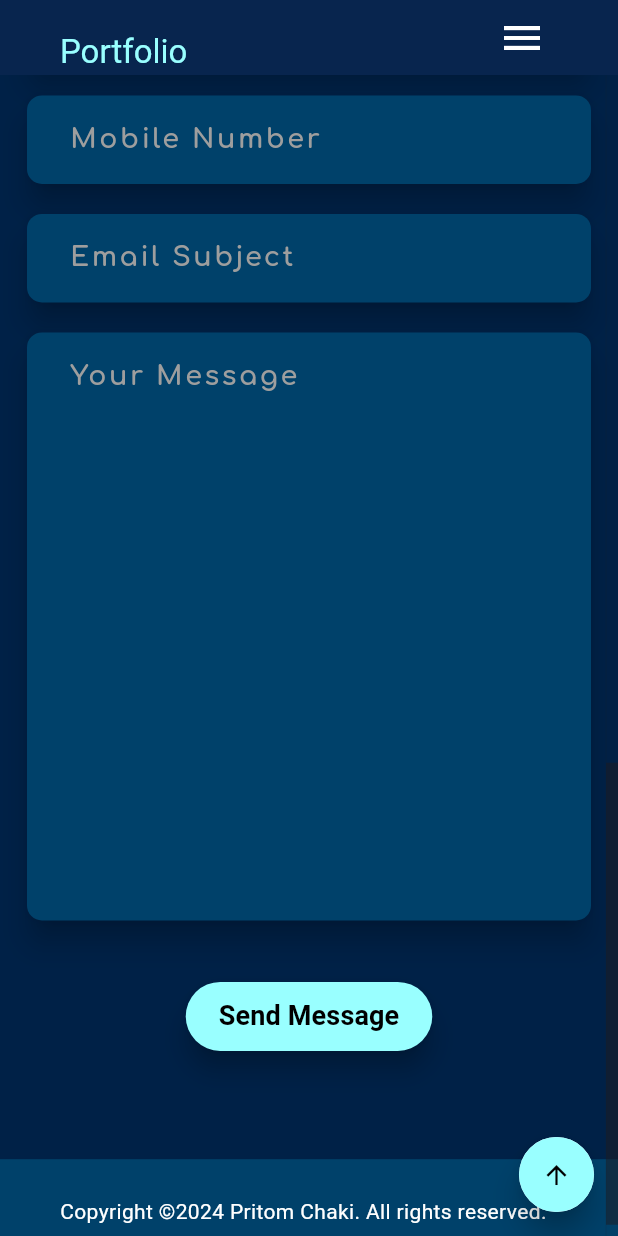
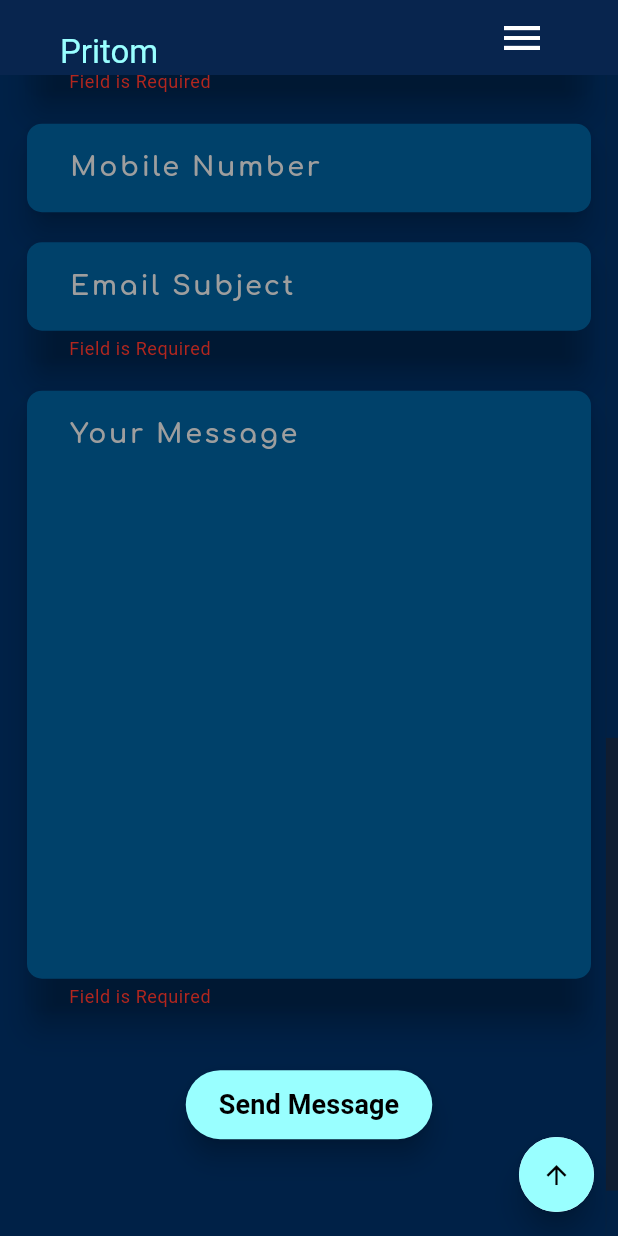
Before and after one commit to Pritom-Chaki/pritom_portfolio, a Flutter app: the screen it shows after launch, scrolled down 1152 dp, after a tap on "Send Message", on a phone screen of 412 x 824 dp. Run offline on Flutter 3.47's test engine with Material 3 defaults, Android fonts, the phone set to English and light mode, and no system bars; drawn by our look-alikes of avatar_glow, scrollable_positioned_list; our stand-ins replace animate_do, animated_text_kit, connectivity_plus, google_fonts.

Commit message:
many more changes

```diff
--- a/lib/components/my_app_bar.dart
+++ b/lib/components/my_app_bar.dart
@@ -56,7 +56,7 @@ class _MyAppBarState extends State<MyAppBar> {
               crossAxisAlignment: CrossAxisAlignment.end,
               children: [
                 Text(
-                  'Portfolio',
+                  'Pritom',
                   style: TextStyle(color: AppColors.themeColor),
                 ),
                 const Spacer(),
@@ -78,7 +78,7 @@ class _MyAppBarState extends State<MyAppBar> {
                           onTap: () {
                             scrollTo(index: e.key);
                           },
-                          child: Text(e.value),
+                          child: Text(e.value, style: const TextStyle(color: Colors.white),),
                         ),
                       )
                       .toList(),
@@ -89,7 +89,7 @@ class _MyAppBarState extends State<MyAppBar> {
             return Row(
               crossAxisAlignment: CrossAxisAlignment.end,
               children: [
-                const Text('Portfolio'),
+                const Text('Pritom'),
                 const Spacer(),
                 SizedBox(
                   height: 30,
@@ -132,7 +132,7 @@ class _MyAppBarState extends State<MyAppBar> {
   AnimatedContainer buildNavBarAnimatedContainer(int index, bool hover) {
     return AnimatedContainer(
       alignment: Alignment.center,
-      width: hover ? 80 : 75,
+      width: hover ? 90 : 80,
       duration: const Duration(milliseconds: 200),
       transform: hover ? onMenuHover : null,
       child: Text(
--- a/lib/components/profile_animation.dart
+++ b/lib/components/profile_animation.dart
@@ -3,6 +3,7 @@ import 'package:flutter/material.dart';
 import '../utils/app_assets.dart';
 
 class ProfileAnimation extends StatefulWidget {
+  // ignore: use_super_parameters
   const ProfileAnimation({Key? key}) : super(key: key);
 
   @override
@@ -38,7 +39,7 @@ class ProfileAnimationState extends State<ProfileAnimation>
       child: Image.asset(
         AppAssets.profile1,
         width: 300,
-        height: 340,
+        height: 300,
         fit: BoxFit.fill,
       ),
     );
--- a/lib/helper class/responsive_helper.dart
+++ b/lib/helper class/responsive_helper.dart
@@ -8,13 +8,13 @@ class ResponsiveHelper extends StatelessWidget {
   final double paddingWidth;
   final Color bgColor;
   const ResponsiveHelper({
-    Key? key,
+    super.key,
     required this.mobile,
     required this.tablet,
     required this.desktop,
     required this.paddingWidth,
     required this.bgColor,
-  }) : super(key: key);
+  });
 
 
   // screen sizes
--- a/lib/main.dart
+++ b/lib/main.dart
@@ -13,7 +13,7 @@ class MyApp extends StatelessWidget {
   Widget build(BuildContext context) {
     final PageStorageBucket bucket = PageStorageBucket();
     return MaterialApp(
-      title: 'Pritom Portfolio',
+      title: 'Pritom',
       debugShowCheckedModeBanner: false,
       theme: ThemeData(
         primarySwatch: Colors.blue,
--- a/lib/screens/contact_us.dart
+++ b/lib/screens/contact_us.dart
@@ -3,17 +3,51 @@ import 'package:flutter/material.dart';
 import 'package:pritom_portfolio/utils/app_buttons.dart';
 import 'package:pritom_portfolio/helper%20class/responsive_helper.dart';
 import '../utils/app_colors.dart';
+import '../utils/app_constant.dart';
 import '../utils/app_text_styles.dart';
 import '../utils/constants.dart';
 
-class ContactUs extends StatelessWidget {
+class ContactUs extends StatefulWidget {
   const ContactUs({super.key});
+
+  @override
+  State<ContactUs> createState() => _ContactUsState();
+}
+
+class _ContactUsState extends State<ContactUs> {
+  TextEditingController _nameController = TextEditingController();
+  TextEditingController _emailController = TextEditingController();
+  TextEditingController _mobileController = TextEditingController();
+  TextEditingController _subjectController = TextEditingController();
+  TextEditingController _messageController = TextEditingController();
+  final _formKey = GlobalKey<FormState>();
+  @override
+  void dispose() {
+    // TODO: implement dispose
+    super.dispose();
+    _nameController.dispose();
+    _emailController.dispose();
+    _mobileController.dispose();
+    _subjectController.dispose();
+    _messageController.dispose();
+  }
 
   @override
   Widget build(BuildContext context) {
     final Size size = MediaQuery.of(context).size;
     return ResponsiveHelper(
-      mobile: Column(
+      mobile: buildFormMobile(),
+      tablet: buildForm(),
+      desktop: buildForm(),
+      paddingWidth: size.width * 0.2,
+      bgColor: AppColors.bgColor,
+    );
+  }
+
+  Widget buildFormMobile() {
+    return Form(
+      key: _formKey,
+      child: Column(
         mainAxisAlignment: MainAxisAlignment.start,
         mainAxisSize: MainAxisSize.min,
         children: [
@@ -23,29 +57,45 @@ class ContactUs extends StatelessWidget {
             borderRadius: BorderRadius.circular(10),
             color: Colors.transparent,
             elevation: 8,
-            child: TextField(
+            child: TextFormField(
+                controller: _nameController,
                 cursorColor: AppColors.white,
                 style: AppTextStyles.normalStyle(),
                 decoration: buildInputDecoration(hintText: 'Full Name'),
-            ),
+                validator: (value) {
+                  if (value == null || value.isEmpty) {
+                    return AppConstant.fieldRequire;
+                  }
+                  return null;
+                }),
           ),
           Constants.sizedBox(height: 20.0),
           Material(
             borderRadius: BorderRadius.circular(10),
             color: Colors.transparent,
             elevation: 8,
-            child: TextField(
+            child: TextFormField(
+                controller: _emailController,
                 cursorColor: AppColors.white,
                 style: AppTextStyles.normalStyle(),
                 decoration: buildInputDecoration(hintText: 'Email Address'),
-            ),
+                validator: (value) {
+                  RegExp regex = RegExp(AppConstant.emailValidatorPattern);
+                  if (value == null || value.isEmpty) {
+                    return AppConstant.fieldRequire;
+                  } else if (!regex.hasMatch(value)) {
+                    return "Enter a valid email address";
+                  }
+                  return null;
+                }),
           ),
           Constants.sizedBox(height: 20.0),
           Material(
             borderRadius: BorderRadius.circular(10),
             color: Colors.transparent,
             elevation: 8,
-            child: TextField(
+            child: TextFormField(
+              controller: _mobileController,
               cursorColor: AppColors.white,
               style: AppTextStyles.normalStyle(),
               decoration: buildInputDecoration(hintText: 'Mobile Number'),
@@ -56,39 +106,49 @@ class ContactUs extends StatelessWidget {
             borderRadius: BorderRadius.circular(10),
             color: Colors.transparent,
             elevation: 8,
-            child: TextField(
+            child: TextFormField(
+                controller: _subjectController,
                 cursorColor: AppColors.white,
                 style: AppTextStyles.normalStyle(),
                 decoration: buildInputDecoration(hintText: 'Email Subject'),
-            ),
+                validator: (value) {
+                  if (value == null || value.isEmpty) {
+                    return AppConstant.fieldRequire;
+                  }
+                  return null;
+                }),
           ),
           Constants.sizedBox(height: 20.0),
           Material(
             borderRadius: BorderRadius.circular(10),
             color: Colors.transparent,
             elevation: 8,
-            child: TextField(
+            child: TextFormField(
+                controller: _messageController,
                 maxLines: 15,
                 cursorColor: AppColors.white,
                 style: AppTextStyles.normalStyle(),
                 decoration: buildInputDecoration(hintText: 'Your Message'),
-            ),
+                validator: (value) {
+                  if (value == null || value.isEmpty) {
+                    return AppConstant.fieldRequire;
+                  }
+                  return null;
+                }),
           ),
           Constants.sizedBox(height: 40.0),
           AppButtons.buildMaterialButton(
-              buttonName: 'Send Message', onTap: () {}),
+              buttonName: 'Send Message', onTap: () => _click()),
           Constants.sizedBox(height: 30.0),
         ],
       ),
-      tablet: buildForm(),
-      desktop: buildForm(),
-      paddingWidth: size.width * 0.2,
-      bgColor: AppColors.bgColor,
     );
   }
 
-  Column buildForm() {
-    return Column(
+  Widget buildForm() {
+    return Form(
+      key: _formKey,
+      child: Column(
         mainAxisAlignment: MainAxisAlignment.start,
         mainAxisSize: MainAxisSize.min,
         children: [
@@ -101,11 +161,17 @@ class ContactUs extends StatelessWidget {
                   borderRadius: BorderRadius.circular(10),
                   color: Colors.transparent,
                   elevation: 8,
-                child: TextField(
+                  child: TextFormField(
+                      controller: _nameController,
                       cursorColor: AppColors.white,
                       style: AppTextStyles.normalStyle(),
                       decoration: buildInputDecoration(hintText: 'Full Name'),
-                ),
+                      validator: (value) {
+                        if (value == null || value.isEmpty) {
+                          return AppConstant.fieldRequire;
+                        }
+                        return null;
+                      }),
                 ),
               ),
               Constants.sizedBox(width: 20.0),
@@ -114,11 +180,22 @@ class ContactUs extends StatelessWidget {
                   borderRadius: BorderRadius.circular(10),
                   color: Colors.transparent,
                   elevation: 8,
-                child: TextField(
+                  child: TextFormField(
+                      controller: _emailController,
                       cursorColor: AppColors.white,
                       style: AppTextStyles.normalStyle(),
-                  decoration: buildInputDecoration(hintText: 'Email Address'),
-                ),
+                      decoration:
+                          buildInputDecoration(hintText: 'Email Address'),
+                      validator: (value) {
+                        RegExp regex =
+                            RegExp(AppConstant.emailValidatorPattern);
+                        if (value == null || value.isEmpty) {
+                          return AppConstant.fieldRequire;
+                        } else if (!regex.hasMatch(value)) {
+                          return "Enter a valid email address";
+                        }
+                        return null;
+                      }),
                 ),
               ),
             ],
@@ -131,7 +208,8 @@ class ContactUs extends StatelessWidget {
                   borderRadius: BorderRadius.circular(10),
                   color: Colors.transparent,
                   elevation: 8,
-                child: TextField(
+                  child: TextFormField(
+                    controller: _mobileController,
                     cursorColor: AppColors.white,
                     style: AppTextStyles.normalStyle(),
                     decoration: buildInputDecoration(hintText: 'Mobile Number'),
@@ -144,11 +222,18 @@ class ContactUs extends StatelessWidget {
                   borderRadius: BorderRadius.circular(10),
                   color: Colors.transparent,
                   elevation: 8,
-                child: TextField(
+                  child: TextFormField(
+                      controller: _subjectController,
                       cursorColor: AppColors.white,
                       style: AppTextStyles.normalStyle(),
-                  decoration: buildInputDecoration(hintText: 'Email Subject'),
-                ),
+                      decoration:
+                          buildInputDecoration(hintText: 'Email Subject'),
+                      validator: (value) {
+                        if (value == null || value.isEmpty) {
+                          return AppConstant.fieldRequire;
+                        }
+                        return null;
+                      }),
                 ),
               ),
             ],
@@ -158,18 +243,25 @@ class ContactUs extends StatelessWidget {
             borderRadius: BorderRadius.circular(10),
             color: Colors.transparent,
             elevation: 8,
-          child: TextField(
+            child: TextFormField(
+                controller: _messageController,
                 maxLines: 15,
                 cursorColor: AppColors.white,
                 style: AppTextStyles.normalStyle(),
                 decoration: buildInputDecoration(hintText: 'Your Message'),
-          ),
+                validator: (value) {
+                  if (value == null || value.isEmpty) {
+                    return AppConstant.fieldRequire;
+                  }
+                  return null;
+                }),
           ),
           Constants.sizedBox(height: 40.0),
           AppButtons.buildMaterialButton(
-            buttonName: 'Send Message', onTap: () {}),
+              buttonName: 'Send Message', onTap: () => _click()),
           Constants.sizedBox(height: 30.0),
         ],
+      ),
     );
   }
 
@@ -202,9 +294,35 @@ class ContactUs extends StatelessWidget {
         focusedBorder: OutlineInputBorder(
             borderRadius: BorderRadius.circular(10),
             borderSide: BorderSide.none),
+        errorBorder: OutlineInputBorder(
+            borderRadius: BorderRadius.circular(10),
+            borderSide: BorderSide.none),
+        focusedErrorBorder: OutlineInputBorder(
+            borderRadius: BorderRadius.circular(10),
+            borderSide: BorderSide.none),
+        border: OutlineInputBorder(
+            borderRadius: BorderRadius.circular(10),
+            borderSide: BorderSide.none),
         filled: true,
         fillColor: AppColors.bgColor2,
         contentPadding:
             const EdgeInsets.symmetric(horizontal: 24, vertical: 16));
   }
+
+  void _click() {
+    if (_formKey.currentState!.validate()) {
+      ScaffoldMessenger.of(context).showSnackBar(const SnackBar(
+        content: Text('Thanks for Your Message'),
+      ));
+      _clear();
     }
+  }
+
+  void _clear() {
+    _nameController.clear();
+    _emailController.clear();
+    _mobileController.clear();
+    _subjectController.clear();
+    _messageController.clear();
+  }
+}
--- a/lib/screens/home_page.dart
+++ b/lib/screens/home_page.dart
@@ -1,6 +1,7 @@
 import 'package:animate_do/animate_do.dart';
 import 'package:animated_text_kit/animated_text_kit.dart';
 import 'package:flutter/material.dart';
+import 'package:flutter/widgets.dart';
 import 'package:pritom_portfolio/utils/app_buttons.dart';
 import 'package:pritom_portfolio/utils/app_colors.dart';
 import 'package:pritom_portfolio/utils/app_text_styles.dart';
@@ -9,17 +10,17 @@ import 'package:pritom_portfolio/helper%20class/responsive_helper.dart';
 import 'package:pritom_portfolio/components/profile_animation.dart';
 import 'package:url_launcher/url_launcher.dart';
 import '../model/social_account_model.dart';
-import '../utils/app_constatnt.dart';
+import '../utils/app_constant.dart';
 
 class HomePage extends StatefulWidget {
-  const HomePage({Key? key}) : super(key: key);
+  const HomePage({super.key});
 
   @override
   State<HomePage> createState() => HomePageState();
 }
 
 class HomePageState extends State<HomePage> {
-  var socialBI;
+  int? socialBI;
   Future<void> _launchUrl(url) async {
     if (!await launchUrl(Uri.parse(url))) {
       throw Exception('Could not launch $url');
@@ -32,25 +33,27 @@ class HomePageState extends State<HomePage> {
     return ResponsiveHelper(
       mobile: Column(
         children: [
+          const ProfileAnimation(),
+          Constants.sizedBox(height: 25.0),
           buildHomePersonalInfo(size),
-          Constants.sizedBox(height: 25.0),
-          const ProfileAnimation()
         ],
       ),
-      tablet: Row(
+      tablet: Flex(
         mainAxisAlignment: MainAxisAlignment.spaceBetween,
-        crossAxisAlignment: CrossAxisAlignment.end,
+        crossAxisAlignment: CrossAxisAlignment.center,
+        direction: Axis.vertical,
         children: [
-          Expanded(child: buildHomePersonalInfo(size)),
-          const ProfileAnimation(),
+          Flexible(flex: 3, child: buildHomePersonalInfo(size)),
+          const Flexible(flex: 1, child: ProfileAnimation()),
         ],
       ),
-      desktop: Row(
+      desktop: Flex(
+        direction: Axis.horizontal,
         mainAxisAlignment: MainAxisAlignment.spaceBetween,
-        crossAxisAlignment: CrossAxisAlignment.start,
+        crossAxisAlignment: CrossAxisAlignment.center,
         children: [
-          Expanded(child: buildHomePersonalInfo(size)),
-          const ProfileAnimation(),
+          Flexible(flex: 3, child: buildHomePersonalInfo(size)),
+          const Flexible(flex: 1, child: ProfileAnimation()),
         ],
       ),
       paddingWidth: size.width * 0.1,
@@ -59,7 +62,8 @@ class HomePageState extends State<HomePage> {
   }
 
   Widget buildHomePersonalInfo(Size size) {
-    return Column(
+    return SizedBox(
+      child: Column(
         crossAxisAlignment: CrossAxisAlignment.start,
         mainAxisSize: MainAxisSize.min,
         children: [
@@ -91,8 +95,8 @@ class HomePageState extends State<HomePage> {
                   animatedTexts: [
                     TyperAnimatedText(
                       'Flutter Developer',
-                    textStyle:
-                        AppTextStyles.montserratStyle(color: Colors.lightBlue),
+                      textStyle: AppTextStyles.montserratStyle(
+                          color: Colors.lightBlue),
                     ),
                     TyperAnimatedText('Laravel Developer',
                         textStyle: AppTextStyles.montserratStyle(
@@ -111,12 +115,10 @@ class HomePageState extends State<HomePage> {
           Constants.sizedBox(height: 15.0),
           FadeInDown(
             duration: const Duration(milliseconds: 1600),
-          child: Expanded(
             child: Text(
               'I love coding and app development with a passion, and solving challenging problems by working with others to hit deadlines.'
               'I realize that I don\'t know everything, but I recognize my weak points and add it to my learning.',
               style: AppTextStyles.normalStyle(),
-            ),
             ),
           ),
           Constants.sizedBox(height: 22.0),
@@ -161,9 +163,11 @@ class HomePageState extends State<HomePage> {
             child: AppButtons.buildMaterialButton(
                 onTap: () {
                   _launchUrl(AppConstant.cvLink);
-              }, buttonName: 'Download CV'),
+                },
+                buttonName: 'Download CV'),
           ),
         ],
+      ),
     );
   }
 
--- a/lib/screens/main_dashboard.dart
+++ b/lib/screens/main_dashboard.dart
@@ -5,12 +5,9 @@ import 'package:connectivity_plus/connectivity_plus.dart';
 import 'package:flutter/material.dart';
 import 'package:flutter/services.dart';
 import 'package:google_fonts/google_fonts.dart';
-import 'package:pritom_portfolio/screens/about_me.dart';
 import 'package:pritom_portfolio/screens/contact_us.dart';
 import 'package:pritom_portfolio/screens/footer_class.dart';
 import 'package:pritom_portfolio/screens/home_page.dart';
-import 'package:pritom_portfolio/screens/my_portfolio.dart';
-import 'package:pritom_portfolio/screens/my_services.dart';
 import 'package:scrollable_positioned_list/scrollable_positioned_list.dart';
 import '../components/my_app_bar.dart';
 import '../utils/app_colors.dart';
--- a/lib/screens/my_portfolio.dart
+++ b/lib/screens/my_portfolio.dart
@@ -25,7 +25,7 @@ class _MyPortfolioState extends State<MyPortfolio> {
     AppAssets.work2,
   ];
 
-  var hoveredIndex;
+  int ? hoveredIndex;
 
   @override
   Widget build(BuildContext context) {
--- a/lib/utils/app_constatnt.dart
+++ b/lib/utils/app_constant.dart
@@ -3,7 +3,11 @@ import 'app_assets.dart';
 
 class AppConstant {
   static String cvLink = 'https://www.pritom.me';
-
+  static String emailValidatorPattern =
+      r"^[a-zA-Z0-9.!#$%&'*+/=?^_`{|}~-]+@[a-zA-Z0-9](?:[a-zA-Z0-9-]"
+      r"{0,253}[a-zA-Z0-9])?(?:\.[a-zA-Z0-9](?:[a-zA-Z0-9-]"
+      r"{0,253}[a-zA-Z0-9])?)*$";
+  static String fieldRequire = "Field is Required";
   static List<SocialAccountModel> socialAccounts = [
     SocialAccountModel(
       id: 1,
```
Also changed, not shown: 2 other files. Lines whose indentation alone changed are shown as unchanged.
